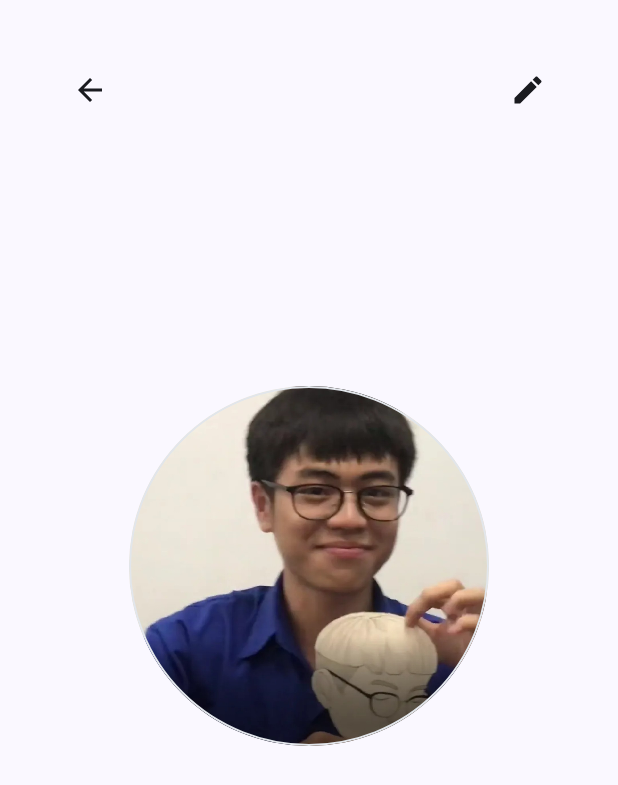
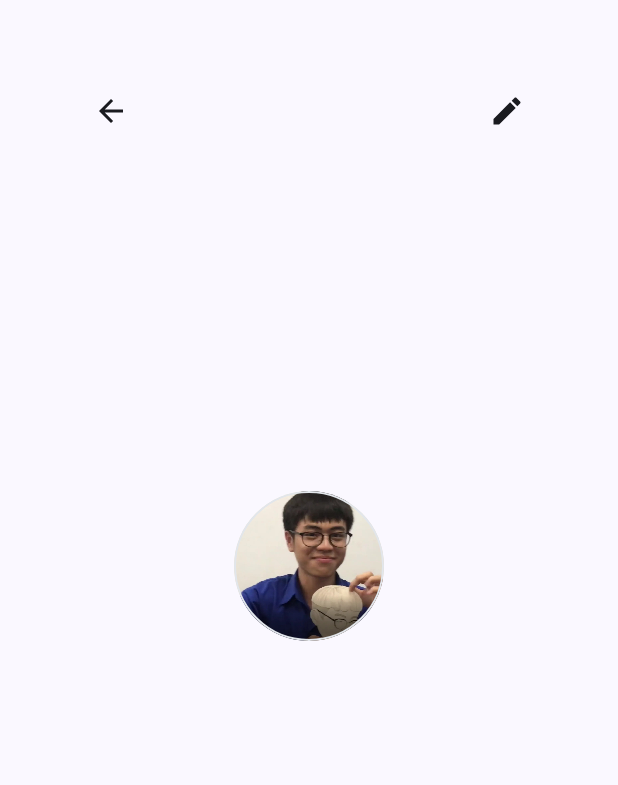
Before and after one commit to ghu0101exe/Mobile-Dev-Course-Personal, an Android app built with Jetpack Compose: the composable ProfileScreen called with empty values, after a tap on "Edit", on a phone screen of 412 x 824 dp. Shown: the top 785 px of the screen. Run offline under Robolectric (Android 15) with nearby library versions, the phone set to English and light mode, and no system bars.

Commit message:
Question_3

```diff
--- a/Week_1/Question_3_ProfileCard/app/src/main/java/com/example/profilecard/MainActivity.kt
+++ b/Week_1/Question_3_ProfileCard/app/src/main/java/com/example/profilecard/MainActivity.kt
@@ -1,4 +1,4 @@
-package com.example.profilecard.ui
+package com.example.profilecard
 
 import android.os.Bundle
 import androidx.activity.ComponentActivity
@@ -24,7 +24,6 @@ import androidx.compose.ui.res.painterResource
 import androidx.compose.ui.text.font.FontWeight
 import androidx.compose.ui.unit.dp
 import androidx.compose.ui.unit.sp
-import com.example.profilecard.R
 
 class MainActivity : ComponentActivity() {
     override fun onCreate(savedInstanceState: Bundle?) {
@@ -35,7 +34,7 @@ class MainActivity : ComponentActivity() {
                     name = "Huy Nguyen",
                     location = "Ho Chi Minh, VIE",
                     onBack = { this@MainActivity.finish() },
-                    onEdit = {}
+                    onEdit = { }
                 )
             }
         }
@@ -50,15 +49,14 @@ fun ProfileScreen(
     onEdit: () -> Unit
 ) {
     Box(Modifier.fillMaxSize()) {
-
         IconButton(
             onClick = onBack,
-            modifier = Modifier.align(Alignment.TopStart).padding(36.dp)
+            modifier = Modifier.align(Alignment.TopStart).padding(50.dp)
         ) { Icon(Icons.AutoMirrored.Filled.ArrowBack, contentDescription = "Back") }
 
         IconButton(
             onClick = onEdit,
-            modifier = Modifier.align(Alignment.TopEnd).padding(36.dp)
+            modifier = Modifier.align(Alignment.TopEnd).padding(50.dp)
         ) { Icon(Icons.Filled.Edit, contentDescription = "Edit") }
 
         Column(
@@ -70,7 +68,7 @@ fun ProfileScreen(
                 contentDescription = "Avatar",
                 contentScale = ContentScale.Crop,
                 modifier = Modifier
-                    .size(240.dp)
+                    .size(100.dp)
                     .clip(CircleShape)
                     .border(1.dp, Color(0xFFE2E6EB), CircleShape)
             )
```
